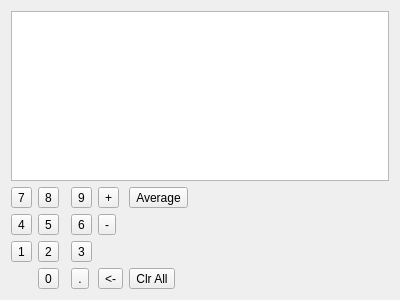
Qt form Calculator.ui (towel42-com/BSACalc) before a commit.
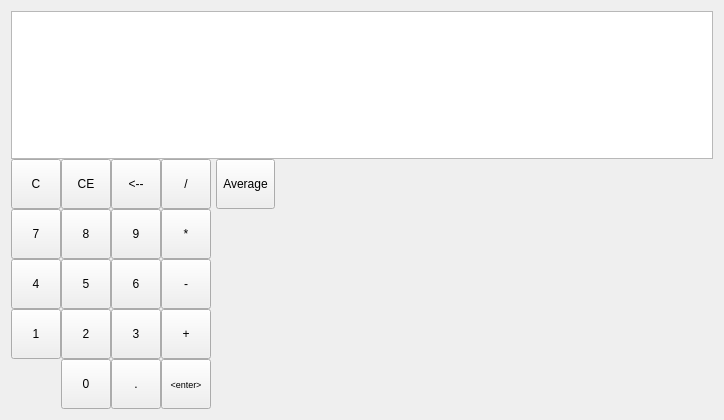
The same form after that commit. Icons and pictures are not drawn.

What changed in the file:
```diff
--- a/Calculator.ui
+++ b/Calculator.ui
@@ -6,141 +6,326 @@
    <rect>
     <x>0</x>
     <y>0</y>
-    <width>400</width>
-    <height>300</height>
+    <width>724</width>
+    <height>420</height>
    </rect>
   </property>
   <property name="windowTitle">
    <string>CCalculator</string>
   </property>
   <layout class="QGridLayout" name="gridLayout">
-   <item row="0" column="0" colspan="9">
-    <widget class="QListView" name="values"/>
+   <property name="spacing">
+    <number>0</number>
+   </property>
+   <item row="1" column="4">
+    <widget class="QToolButton" name="btn_div">
+     <property name="minimumSize">
+      <size>
+       <width>50</width>
+       <height>50</height>
+      </size>
+     </property>
+     <property name="text">
+      <string>/</string>
+     </property>
+    </widget>
+   </item>
+   <item row="4" column="1" alignment="Qt::AlignHCenter">
+    <widget class="QToolButton" name="btn_2">
+     <property name="minimumSize">
+      <size>
+       <width>50</width>
+       <height>50</height>
+      </size>
+     </property>
+     <property name="text">
+      <string>2</string>
+     </property>
+    </widget>
    </item>
    <item row="1" column="0">
+    <widget class="QToolButton" name="btn_C">
+     <property name="minimumSize">
+      <size>
+       <width>50</width>
+       <height>50</height>
+      </size>
+     </property>
+     <property name="text">
+      <string>C</string>
+     </property>
+    </widget>
+   </item>
+   <item row="1" column="1">
+    <widget class="QToolButton" name="btn_Del">
+     <property name="minimumSize">
+      <size>
+       <width>50</width>
+       <height>50</height>
+      </size>
+     </property>
+     <property name="text">
+      <string>CE</string>
+     </property>
+    </widget>
+   </item>
+   <item row="2" column="1" alignment="Qt::AlignHCenter">
+    <widget class="QToolButton" name="btn_8">
+     <property name="minimumSize">
+      <size>
+       <width>50</width>
+       <height>50</height>
+      </size>
+     </property>
+     <property name="text">
+      <string>8</string>
+     </property>
+    </widget>
+   </item>
+   <item row="1" column="5">
+    <spacer name="horizontalSpacer_2">
+     <property name="orientation">
+      <enum>Qt::Horizontal</enum>
+     </property>
+     <property name="sizeType">
+      <enum>QSizePolicy::Maximum</enum>
+     </property>
+     <property name="sizeHint" stdset="0">
+      <size>
+       <width>5</width>
+       <height>20</height>
+      </size>
+     </property>
+    </spacer>
+   </item>
+   <item row="5" column="1" alignment="Qt::AlignHCenter">
+    <widget class="QToolButton" name="btn_0">
+     <property name="minimumSize">
+      <size>
+       <width>50</width>
+       <height>50</height>
+      </size>
+     </property>
+     <property name="text">
+      <string>0</string>
+     </property>
+    </widget>
+   </item>
+   <item row="5" column="3" alignment="Qt::AlignHCenter">
+    <widget class="QToolButton" name="btn_period">
+     <property name="minimumSize">
+      <size>
+       <width>50</width>
+       <height>50</height>
+      </size>
+     </property>
+     <property name="text">
+      <string>.</string>
+     </property>
+    </widget>
+   </item>
+   <item row="1" column="6">
+    <widget class="QToolButton" name="btn_Average">
+     <property name="minimumSize">
+      <size>
+       <width>0</width>
+       <height>50</height>
+      </size>
+     </property>
+     <property name="text">
+      <string>Average</string>
+     </property>
+    </widget>
+   </item>
+   <item row="4" column="3" alignment="Qt::AlignHCenter">
+    <widget class="QToolButton" name="btn_3">
+     <property name="minimumSize">
+      <size>
+       <width>50</width>
+       <height>50</height>
+      </size>
+     </property>
+     <property name="text">
+      <string>3</string>
+     </property>
+    </widget>
+   </item>
+   <item row="2" column="4">
+    <widget class="QToolButton" name="btn_mult">
+     <property name="minimumSize">
+      <size>
+       <width>50</width>
+       <height>50</height>
+      </size>
+     </property>
+     <property name="text">
+      <string>*</string>
+     </property>
+    </widget>
+   </item>
+   <item row="2" column="0">
     <widget class="QToolButton" name="btn_7">
+     <property name="minimumSize">
+      <size>
+       <width>50</width>
+       <height>50</height>
+      </size>
+     </property>
      <property name="text">
       <string>7</string>
      </property>
     </widget>
    </item>
-   <item row="2" column="0">
+   <item row="3" column="0">
     <widget class="QToolButton" name="btn_4">
+     <property name="minimumSize">
+      <size>
+       <width>50</width>
+       <height>50</height>
+      </size>
+     </property>
      <property name="text">
       <string>4</string>
      </property>
     </widget>
    </item>
-   <item row="1" column="6">
-    <spacer name="horizontalSpacer">
-     <property name="orientation">
-      <enum>Qt::Horizontal</enum>
-     </property>
-     <property name="sizeHint" stdset="0">
-      <size>
-       <width>40</width>
-       <height>20</height>
-      </size>
-     </property>
-    </spacer>
-   </item>
-   <item row="1" column="1">
-    <widget class="QToolButton" name="btn_8">
-     <property name="text">
-      <string>8</string>
-     </property>
-    </widget>
-   </item>
-   <item row="2" column="1">
-    <widget class="QToolButton" name="btn_5">
-     <property name="text">
-      <string>5</string>
-     </property>
-    </widget>
-   </item>
-   <item row="2" column="3">
+   <item row="3" column="3" alignment="Qt::AlignHCenter">
     <widget class="QToolButton" name="btn_6">
+     <property name="minimumSize">
+      <size>
+       <width>50</width>
+       <height>50</height>
+      </size>
+     </property>
      <property name="text">
       <string>6</string>
      </property>
     </widget>
    </item>
-   <item row="1" column="3">
-    <widget class="QToolButton" name="btn_9">
-     <property name="text">
-      <string>9</string>
+   <item row="0" column="0" colspan="11">
+    <widget class="QTableView" name="values">
+     <property name="editTriggers">
+      <set>QAbstractItemView::NoEditTriggers</set>
      </property>
+     <property name="alternatingRowColors">
+      <bool>true</bool>
+     </property>
+     <attribute name="horizontalHeaderVisible">
+      <bool>false</bool>
+     </attribute>
+     <attribute name="horizontalHeaderStretchLastSection">
+      <bool>true</bool>
+     </attribute>
     </widget>
    </item>
-   <item row="3" column="0">
+   <item row="4" column="0">
     <widget class="QToolButton" name="btn_1">
+     <property name="minimumSize">
+      <size>
+       <width>50</width>
+       <height>50</height>
+      </size>
+     </property>
      <property name="text">
       <string>1</string>
      </property>
     </widget>
    </item>
-   <item row="3" column="1">
-    <widget class="QToolButton" name="btn_2">
-     <property name="text">
-      <string>2</string>
+   <item row="1" column="3">
+    <widget class="QToolButton" name="btn_BS">
+     <property name="minimumSize">
+      <size>
+       <width>50</width>
+       <height>50</height>
+      </size>
      </property>
-    </widget>
-   </item>
-   <item row="3" column="3">
-    <widget class="QToolButton" name="btn_3">
      <property name="text">
-      <string>3</string>
+      <string>&lt;--</string>
      </property>
     </widget>
    </item>
-   <item row="4" column="3">
-    <widget class="QToolButton" name="btn_period">
+   <item row="5" column="4">
+    <widget class="QToolButton" name="btn_enter">
+     <property name="minimumSize">
+      <size>
+       <width>50</width>
+       <height>50</height>
+      </size>
+     </property>
+     <property name="font">
+      <font>
+       <pointsize>7</pointsize>
+      </font>
+     </property>
      <property name="text">
-      <string>.</string>
+      <string>&lt;enter&gt;</string>
      </property>
     </widget>
    </item>
-   <item row="1" column="4">
+   <item row="4" column="4">
     <widget class="QToolButton" name="btn_plus">
+     <property name="minimumSize">
+      <size>
+       <width>50</width>
+       <height>50</height>
+      </size>
+     </property>
      <property name="text">
       <string>+</string>
      </property>
     </widget>
    </item>
-   <item row="4" column="4">
-    <widget class="QToolButton" name="btn_enter">
+   <item row="2" column="3" alignment="Qt::AlignHCenter">
+    <widget class="QToolButton" name="btn_9">
+     <property name="minimumSize">
+      <size>
+       <width>50</width>
+       <height>50</height>
+      </size>
+     </property>
      <property name="text">
-      <string>&lt;-</string>
+      <string>9</string>
      </property>
     </widget>
    </item>
-   <item row="2" column="4">
-    <widget class="QToolButton" name="btnMinus">
+   <item row="3" column="1" alignment="Qt::AlignHCenter">
+    <widget class="QToolButton" name="btn_5">
+     <property name="minimumSize">
+      <size>
+       <width>50</width>
+       <height>50</height>
+      </size>
+     </property>
+     <property name="text">
+      <string>5</string>
+     </property>
+    </widget>
+   </item>
+   <item row="3" column="4">
+    <widget class="QToolButton" name="btn_minus">
+     <property name="minimumSize">
+      <size>
+       <width>50</width>
+       <height>50</height>
+      </size>
+     </property>
      <property name="text">
       <string>-</string>
      </property>
     </widget>
    </item>
-   <item row="4" column="1">
-    <widget class="QToolButton" name="btn_0">
-     <property name="text">
-      <string>0</string>
+   <item row="1" column="7">
+    <spacer name="horizontalSpacer">
+     <property name="orientation">
+      <enum>Qt::Horizontal</enum>
      </property>
-    </widget>
-   </item>
-   <item row="4" column="5">
-    <widget class="QToolButton" name="btn_CA">
-     <property name="text">
-      <string>Clr All</string>
+     <property name="sizeHint" stdset="0">
+      <size>
+       <width>55</width>
+       <height>17</height>
+      </size>
      </property>
-    </widget>
-   </item>
-   <item row="1" column="5">
-    <widget class="QToolButton" name="btn_Average">
-     <property name="text">
-      <string>Average</string>
-     </property>
-    </widget>
+    </spacer>
    </item>
   </layout>
  </widget>
```
Left out of the diff: 19 changed lines with no effect on the pictures.
